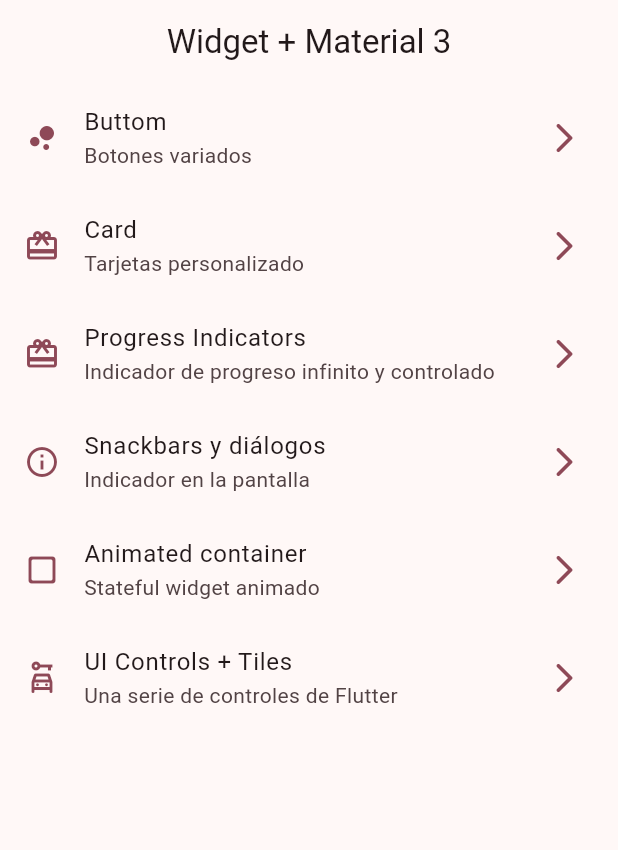
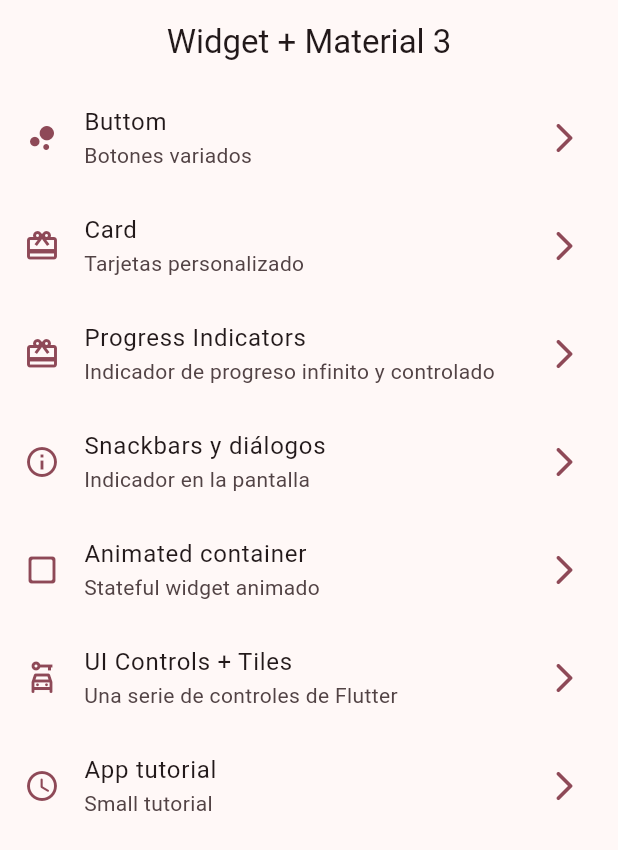
Before and after one commit to radamantis200/widgets_app, a Flutter app: the screen it shows after launch, on a phone screen of 412 x 824 dp. Shown: the top 850 px of the screen. Run offline on Flutter 3.47's test engine with Material 2 defaults, Android fonts, the phone set to English and light mode, and no system bars; our stand-ins replace go_router.

Commit message:
add router and item app tutorial

```diff
--- a/lib/config/menu/menu_item.dart
+++ b/lib/config/menu/menu_item.dart
@@ -43,5 +43,10 @@ final List<MenuItem> appMenuItems = [
       title: 'UI Controls + Tiles',
       subtitle: 'Una serie de controles de Flutter',
       icon: Icons.car_rental_outlined,
-      url: '/ui-controls')
+      url: '/ui-controls'),
+  MenuItem(
+      title: 'App tutorial',
+      subtitle: 'Small tutorial',
+      icon: Icons.access_time_rounded,
+      url: '/app-tutorial')
 ];
--- a/lib/config/router/app_router.dart
+++ b/lib/config/router/app_router.dart
@@ -33,5 +33,9 @@ final router = GoRouter(
       path: '/ui-controls',
       builder: (context, state) => const UiControlsScreen(),
     ),
+    GoRoute(
+      path: '/app-tutorial',
+      builder: (context, state) => const AppTutorialScreen(),
+    ),
   ],
 );
```
